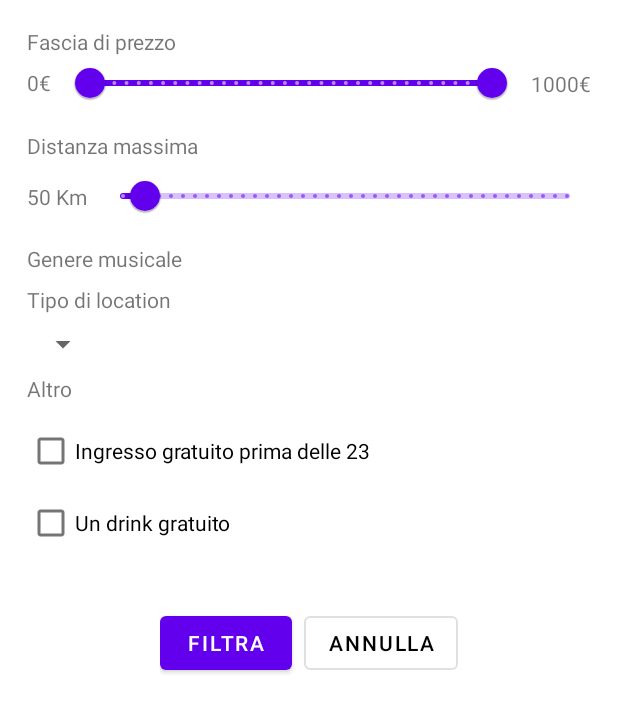
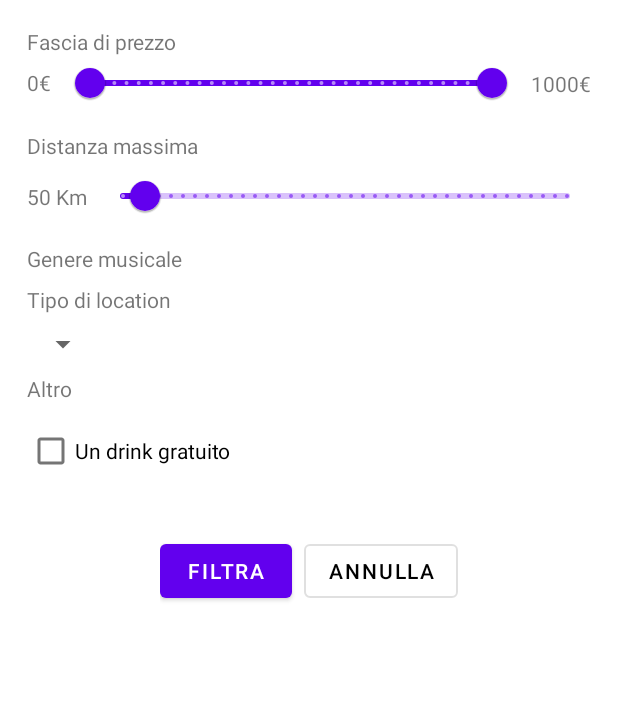
Before and after one commit to ErNikki/DiscoTicket, an Android app: the layout fragment_filter.xml on its own in the app's theme, with its tools: preview values and no code run, on a phone screen of 412 x 824 dp. Shown: the top 712 px of the screen. Run offline under Robolectric (Android 15) with nearby library versions, the phone set to English and light mode, and no system bars.

Commit message:
Remove free entry 23 (1)

```diff
--- a/app/src/main/res/layout/fragment_filter.xml
+++ b/app/src/main/res/layout/fragment_filter.xml
@@ -169,12 +169,6 @@
             app:layout_constraintTop_toBottomOf="@+id/textView13">
 
             <CheckBox
-                android:id="@+id/checkBox"
-                android:layout_width="match_parent"
-                android:layout_height="wrap_content"
-                android:text="Ingresso gratuito prima delle 23" />
-
-            <CheckBox
                 android:id="@+id/checkBox2"
                 android:layout_width="match_parent"
                 android:layout_height="wrap_content"
```
